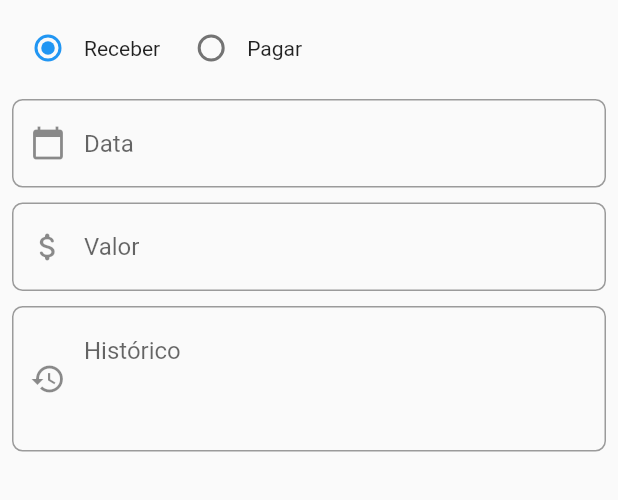
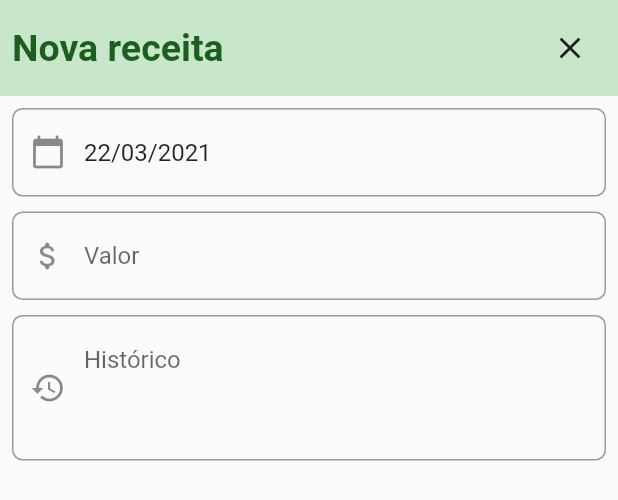
Before and after one commit to FelipeGutjahr/despesas_app, a Flutter app: the NovoLancamentoPage widget shown alone on an empty page, opened directly, on a phone screen of 412 x 824 dp. Shown: the top 500 px of the screen. Run offline on Flutter 3.47's test engine with Material 2 defaults, Android fonts, the phone set to English and light mode, and no system bars; our stand-ins replace flutter_mobx, flutter_modular, mobx, rxdart; missing offline and left inert: easy_mask; generated files the repository leaves out were written again.

Commit message:
Adicionado botão para fechar tela de lançamento/data atual ao abrir tela de lançamento

```diff
--- a/lib/app/app_module.dart
+++ b/lib/app/app_module.dart
@@ -15,6 +15,7 @@ class AppModule extends Module {
     Bind((i) => NovoLancamentoController()),
     Bind((i) => HomeController()),
     Bind((i) => BodyHomePageController()),
+    Bind((i) => HomePage()),
   ];
 
   //rotas nomeadas
--- a/lib/app/app_widget.dart
+++ b/lib/app/app_widget.dart
@@ -19,7 +19,7 @@ class AppWidget extends StatelessWidget{
         ),
       ),
       title: 'Despesas App',
-      initialRoute: '/',
+      initialRoute: '/home',
     ).modular();
   }
 }
--- a/lib/app/pages/home/home_controller.dart
+++ b/lib/app/pages/home/home_controller.dart
@@ -1,3 +1,4 @@
+import 'package:flutter/material.dart';
 import 'package:mobx/mobx.dart';
 
 part 'home_controller.g.dart';
@@ -6,5 +7,5 @@ class HomeController = _HomeController with _$HomeController;
 
 abstract class _HomeController with Store {
 
-
+  GlobalKey<ScaffoldState> drawerKey = GlobalKey();
 }
--- a/lib/app/pages/novo_lancamento/novo_lancamento_controller.dart
+++ b/lib/app/pages/novo_lancamento/novo_lancamento_controller.dart
@@ -23,4 +23,22 @@ abstract class _NovoLancamentoController with Store {
     placeholder: '0',
     maxPlaceHolders: 3
   );
+
+  @observable
+  bool _busy = false;
+
+  @observable
+  bool _receita = true;
+
+  @action
+  void changeBusy() => _busy = !_busy;
+
+  @action
+  void changeReceita() => _receita = !_receita;
+
+  @computed
+  bool get getBusy => _busy;
+
+  @computed
+  bool get getReceita => _receita;
 }
--- a/lib/app/pages/novo_lancamento/novo_lancamento_page.dart
+++ b/lib/app/pages/novo_lancamento/novo_lancamento_page.dart
@@ -1,11 +1,13 @@
 import 'package:despesas_app/app/pages/novo_lancamento/novo_lancamento_controller.dart';
 import 'package:despesas_app/app/utils/custon_widget.dart';
 import 'package:flutter/material.dart';
+import 'package:flutter_mobx/flutter_mobx.dart';
 import 'package:flutter_modular/flutter_modular.dart';
+import 'package:intl/intl.dart';
 
 enum SingingCharacter { receber, pagar }
 
-SingingCharacter _character = SingingCharacter.receber;
+/* SingingCharacter _character = SingingCharacter.receber; */
 
 class NovoLancamentoPage extends StatefulWidget {
 
@@ -17,50 +19,57 @@ class _NovoLancamentoPageState extends State<NovoLancamentoPage> {
 
   final novoLancamentoController = Modular.get<NovoLancamentoController>();
 
+  DateTime data = DateTime.now();
+
   @override
   Widget build(BuildContext context) {
     return Container(
       width: MediaQuery.of(context).size.width * 0.25 < 450 ? 450 : MediaQuery.of(context).size.width * 0.25,
       child: Drawer(
-        child: Padding(
-          padding: const EdgeInsets.all(8.0),
         child: Column(
           children: [
-              Row(
+            Observer(
+              builder: (_){
+                return GestureDetector(
+                  onTap: novoLancamentoController.changeReceita,
+                  child: Container(
+                    padding: EdgeInsets.all(8),
+                    color: novoLancamentoController.getReceita ? Colors.green[100] : Colors.red[100],
+                    alignment: Alignment.centerRight,
+                    child: Row(
+                      mainAxisAlignment: MainAxisAlignment.spaceBetween,
                       children: [
-                  Row(
-                    children: [
-                      Radio(
-                        value: SingingCharacter.receber,
-                        groupValue: _character,
-                        onChanged: (SingingCharacter value){
-                          setState(() {
-                            _character = value;
-                          });
-                        },
+                        novoLancamentoController.getReceita
+                          ? Text('Nova receita', style: TextStyle(
+                              color: Colors.green[900],
+                              fontSize: 25,
+                              fontWeight: FontWeight.bold
+                            )
+                          )
+                          : Text('Nova despesa', style: TextStyle(
+                              color: Colors.red[900],
+                              fontSize: 25,
+                              fontWeight: FontWeight.bold
+                            )
                           ),
-                      Text('Receber')
+                        IconButton(
+                          icon: Icon(Icons.close),
+                          onPressed: () => Modular.to.pop(),
+                        ),
                       ],
                     ),
-                  SizedBox(width: 10),
-                  Row(
+                  ),
+                );
+              }
+            ),
+            Padding(
+              padding: const EdgeInsets.all(8),
+              child: Column(
+                mainAxisAlignment: MainAxisAlignment.spaceBetween,
                 children: [
-                      Radio(
-                        value: SingingCharacter.pagar,
-                        groupValue: _character,
-                        onChanged: (SingingCharacter value){
-                          setState(() {
-                            _character = value;
-                          });
-                        },
-                      ),
-                      Text('Pagar')
-                    ],
-                  )
-                ],
-              ),
-              SizedBox(height: 10),
-
+                  Container(
+                    child: Column(
+                      children: [
                         /* TEXT FIELD DATA */
                         CustonWidget.getTextFormField(
                           context: context,
@@ -68,7 +77,8 @@ class _NovoLancamentoPageState extends State<NovoLancamentoPage> {
                           prefixIcon: Icon(Icons.calendar_today),
                           keyboardType: TextInputType.number,
                           nextFocus: novoLancamentoController.valorFocus,
-                inputFormatters: novoLancamentoController.maskFormatterData
+                          inputFormatters: novoLancamentoController.maskFormatterData,
+                          initialValue: DateFormat("dd/MM/yyyy").format(data)
                         ),
                         SizedBox(height: 10),
 
@@ -96,6 +106,11 @@ class _NovoLancamentoPageState extends State<NovoLancamentoPage> {
                       ],
                     ),
                   ),
+                ],
+              ),
+            ),
+          ],
+        ),
       ),
     );
   }
--- a/pubspec.yaml
+++ b/pubspec.yaml
@@ -33,6 +33,7 @@ dependencies:
   flutter_mobx: ^1.1.0+2
   easy_mask: ^1.1.5
   rxdart: ^0.26.0
+  intl: ^0.17.0
 
 dev_dependencies:
   flutter_test:
```
Also changed, not shown: lib/app/pages/home/home_page.dart (+6 -7 lines), pubspec.lock. Lines whose indentation alone changed are shown as unchanged.
